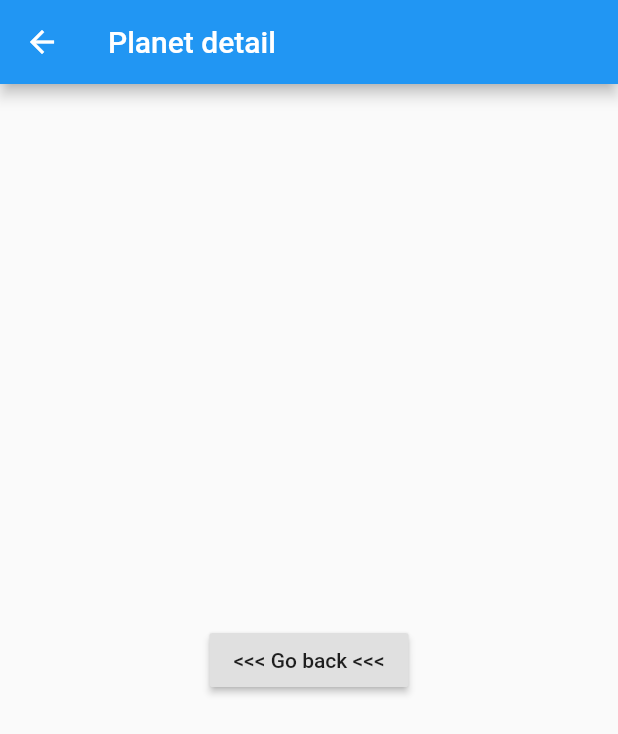
After one commit to enzoftware/planets_flutter, a Flutter app: the screen it shows after launch, after a tap on "Mars", on a phone screen of 412 x 824 dp. The commit adds this screen. Shown: the top 734 px of the screen. Run offline on Flutter 3.47's test engine with Material 2 defaults, Android fonts, the phone set to English and light mode, and no system bars.

Commit message:
Details page : Routes

```diff
--- a/lib/main.dart
+++ b/lib/main.dart
@@ -1,9 +1,14 @@
 import 'package:flutter/material.dart';
-import 'HomePage.dart';
+import 'package:flutter_planets/screens/HomePage.dart';
+import 'package:flutter_planets/screens/DetailPage.dart';
+
 void main() {
   //Routes.initRoutes();
   runApp(new MaterialApp(
     title: "Planets",
     home: new HomePage(),
+    routes: <String, WidgetBuilder>{
+      '/detail': (_) => DetailPage(),
+    },
   ));
 }
--- /dev/null
+++ b/lib/screens/DetailPage.dart
@@ -0,0 +1,19 @@
+import 'package:flutter/material.dart';
+
+class DetailPage extends StatelessWidget{
+  @override
+  Widget build(BuildContext context) {
+    return Scaffold(
+      appBar: AppBar(
+        title: Text("Planet detail"),
+      ),
+      body: Center(
+        child: RaisedButton(
+            onPressed: () => Navigator.pop(context),
+            child: Text("<<< Go back <<<"),
+        ),
+      ),
+    );
+  }
+
+}
--- a/lib/HomePage.dart
+++ b/lib/screens/HomePage.dart
@@ -1,6 +1,6 @@
 import 'package:flutter/material.dart';
 import 'package:flutter_planets/widgets/GradientAppBar.dart';
-import 'HomePageBody.dart';
+import 'package:flutter_planets/widgets/HomePageBody.dart';
 
 class HomePage extends StatelessWidget {
   @override
--- a/lib/widgets/PlanetRow.dart
+++ b/lib/widgets/PlanetRow.dart
@@ -128,7 +128,9 @@ class PlanetRow extends StatelessWidget{
     );
 
 
-    return Container(
+    return GestureDetector(
+      onTap: () => Navigator.pushNamed(context, "/detail"),
+      child : Container(
         height: 120,
         margin: const EdgeInsets.symmetric(
             vertical: 16,
@@ -140,6 +142,7 @@ class PlanetRow extends StatelessWidget{
             planetThumbnail(planet.image)
           ],
         ),
+      )
     );
   }
 
```
Also changed, not shown: lib/widgets/HomePageBody.dart (renamed from lib/HomePageBody.dart), 1 other file. Lines whose indentation alone changed are shown as unchanged.
